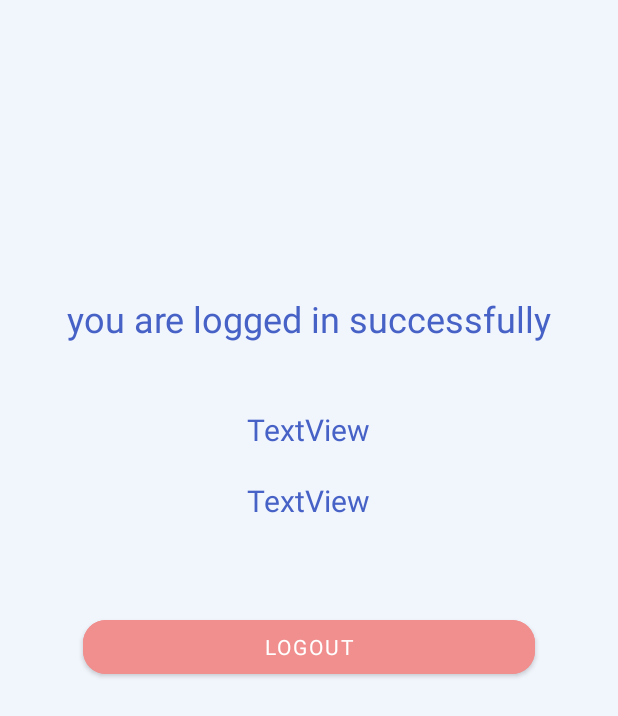
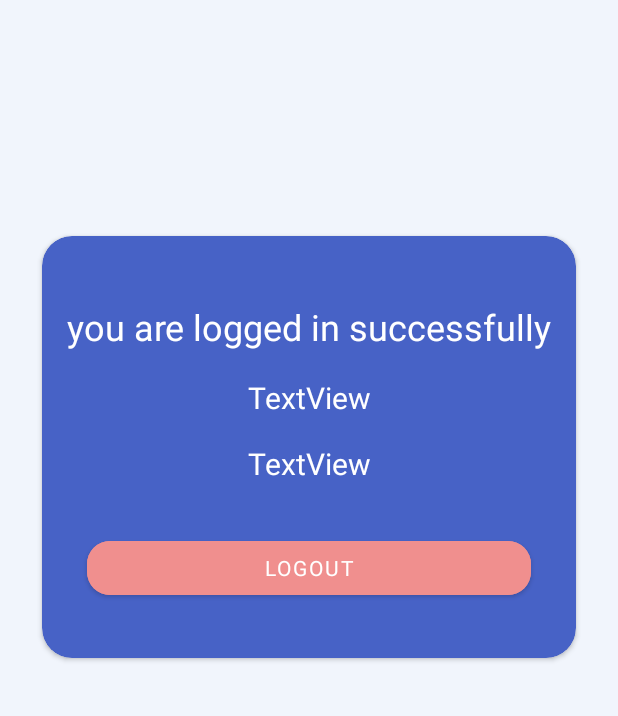
Before and after one commit to ArwaSAO/Drops, an Android app: the layout activity_sign_up_confrmation.xml on its own in the app's theme, with its tools: preview values and no code run, on a phone screen of 412 x 824 dp. Shown: the top 716 px of the screen. Run offline under Robolectric (Android 15) with nearby library versions, the phone set to English and light mode, and no system bars.

Commit message:
complete working

```diff
--- a/app/src/main/java/com/kotlin/drops/model/PatientsInfo.kt
+++ /dev/null
@@ -1,6 +0,0 @@
-package com.kotlin.drops.model
-
-
-import com.google.gson.annotations.SerializedName
-
-class PatientsInfo : ArrayList<PatientsInfoItem>()
--- a/app/src/main/java/com/kotlin/drops/reposetories/ApiServiceRepository.kt
+++ b/app/src/main/java/com/kotlin/drops/reposetories/ApiServiceRepository.kt
@@ -1,10 +1,7 @@
 package com.kotlin.drops.reposetories
 
 import android.content.Context
-import androidx.room.Delete
-import androidx.room.Update
 import com.kotlin.drops.api.IDropsApi
-import com.kotlin.drops.model.PatientsInfo
 import retrofit2.Retrofit
 import retrofit2.converter.gson.GsonConverterFactory
 import java.lang.Exception
--- a/app/src/main/java/com/kotlin/drops/view/fragments/BokkiingFragment.kt
+++ b/app/src/main/java/com/kotlin/drops/view/fragments/BokkiingFragment.kt
@@ -6,8 +6,13 @@ import android.view.LayoutInflater
 import android.view.View
 import android.view.ViewGroup
 import com.kotlin.drops.R
+import com.kotlin.drops.databinding.FragmentBokkiingBinding
 
 class BokkiingFragment : Fragment() {
+
+    private lateinit var binding: FragmentBokkiingBinding
+
+
 
     override fun onCreate(savedInstanceState: Bundle?) {
         super.onCreate(savedInstanceState)
--- a/app/src/main/java/com/kotlin/drops/view/main/SplashActivity.kt
+++ b/app/src/main/java/com/kotlin/drops/view/main/SplashActivity.kt
@@ -14,7 +14,7 @@ class SplashActivity : AppCompatActivity() {
         super.onCreate(savedInstanceState)
         setContentView(R.layout.activity_splash)
 
-//        supportActionBar?.hide()
+        supportActionBar?.hide()
 
 // set time for splash
         val intent= Intent(this, LoginActivity::class.java)
--- a/app/src/main/res/layout/activity_login.xml
+++ b/app/src/main/res/layout/activity_login.xml
@@ -55,7 +55,7 @@
             <EditText
                 android:id="@+id/editTextTextEmailAddress2"
                 android:layout_width="match_parent"
-                android:layout_height="55dp"
+                android:layout_height="60dp"
                 android:ems="10"
                 android:fontFamily="@font/poppins"
                 android:inputType="textEmailAddress"
@@ -83,7 +83,7 @@
             <EditText
                 android:id="@+id/editTextNumberPassword2"
                 android:layout_width="match_parent"
-                android:layout_height="55dp"
+                android:layout_height="60dp"
                 android:ems="10"
                 android:fontFamily="@font/poppins"
                 android:inputType="numberPassword"
--- a/app/src/main/res/layout/activity_sign_up_confrmation.xml
+++ b/app/src/main/res/layout/activity_sign_up_confrmation.xml
@@ -8,50 +8,50 @@
     android:backgroundTint="@color/light"
     tools:context=".view.identity.SignUpConfrmationActivity">
 
+    <androidx.cardview.widget.CardView
+        android:layout_width="0dp"
+        android:layout_height="300dp"
+        android:layout_marginLeft="20dp"
+        android:layout_marginTop="148dp"
+        android:layout_marginRight="20dp"
+        app:cardBackgroundColor="@color/blue22"
+        app:cardCornerRadius="20dp"
+        app:cardUseCompatPadding="true"
+        app:layout_constraintEnd_toEndOf="parent"
+        app:layout_constraintHorizontal_bias="0.0"
+        app:layout_constraintStart_toStartOf="parent"
+        app:layout_constraintTop_toTopOf="parent">
+
+        <androidx.constraintlayout.widget.ConstraintLayout
+            android:layout_width="match_parent"
+            android:layout_height="match_parent">
+
             <TextView
                 android:id="@+id/textView4"
                 android:layout_width="wrap_content"
                 android:layout_height="wrap_content"
-        android:layout_marginTop="196dp"
+                android:layout_marginTop="44dp"
                 android:fontFamily="@font/poppins"
                 android:text="you are logged in successfully"
-        android:textColor="@color/blue22"
+                android:textColor="@color/white"
                 android:textSize="24sp"
                 app:layout_constraintEnd_toEndOf="parent"
                 app:layout_constraintStart_toStartOf="parent"
                 app:layout_constraintTop_toTopOf="parent" />
 
             <TextView
-        android:id="@+id/user_Id_textview"
+                android:id="@+id/email_adress_textview"
                 android:layout_width="wrap_content"
                 android:layout_height="wrap_content"
-        android:layout_marginTop="44dp"
                 android:fontFamily="@font/poppins"
                 android:gravity="center"
                 android:text="TextView"
-        android:textColor="@color/blue22"
+                android:textColor="@color/white"
                 android:textSize="20sp"
+                app:layout_constraintBottom_toTopOf="@+id/user_Id_textview"
                 app:layout_constraintEnd_toEndOf="parent"
-        app:layout_constraintHorizontal_bias="0.498"
                 app:layout_constraintStart_toStartOf="parent"
                 app:layout_constraintTop_toBottomOf="@+id/textView4"
-        tools:layout_conversion_absoluteHeight="22dp"
-        tools:layout_conversion_absoluteWidth="379dp" />
-
-    <TextView
-        android:id="@+id/email_adress_textview"
-        android:layout_width="wrap_content"
-        android:layout_height="wrap_content"
-        android:layout_marginTop="20dp"
-        android:fontFamily="@font/poppins"
-        android:gravity="center"
-        android:text="TextView"
-        android:textColor="@color/blue22"
-        android:textSize="20sp"
-        app:layout_constraintEnd_toEndOf="parent"
-        app:layout_constraintHorizontal_bias="0.498"
-        app:layout_constraintStart_toStartOf="parent"
-        app:layout_constraintTop_toBottomOf="@+id/user_Id_textview"
                 tools:layout_conversion_absoluteHeight="22dp"
                 tools:layout_conversion_absoluteWidth="379dp" />
 
@@ -59,16 +59,35 @@
                 android:id="@+id/logout_button"
                 android:layout_width="0dp"
                 android:layout_height="wrap_content"
-        android:layout_marginStart="55dp"
-        android:layout_marginTop="60dp"
-        android:layout_marginEnd="55dp"
+                android:layout_marginLeft="30dp"
+                android:layout_marginRight="30dp"
+                android:layout_marginBottom="36dp"
                 android:backgroundTint="@color/pink"
                 android:fontFamily="@font/poppins"
                 android:text="@string/logout"
                 app:cornerRadius="15dp"
+                app:layout_constraintBottom_toBottomOf="parent"
                 app:layout_constraintEnd_toEndOf="parent"
-        app:layout_constraintHorizontal_bias="0.542"
+                app:layout_constraintStart_toStartOf="parent" />
+
+            <TextView
+                android:id="@+id/user_Id_textview"
+                android:layout_width="wrap_content"
+                android:layout_height="wrap_content"
+                android:layout_marginBottom="32dp"
+                android:fontFamily="@font/poppins"
+                android:gravity="center"
+                android:text="TextView"
+                android:textColor="@color/white"
+                android:textSize="20sp"
+                app:layout_constraintBottom_toTopOf="@+id/logout_button"
+                app:layout_constraintEnd_toEndOf="parent"
+                app:layout_constraintHorizontal_bias="0.501"
                 app:layout_constraintStart_toStartOf="parent"
-        app:layout_constraintTop_toBottomOf="@+id/email_adress_textview" />
+                tools:layout_conversion_absoluteHeight="22dp"
+                tools:layout_conversion_absoluteWidth="379dp" />
+        </androidx.constraintlayout.widget.ConstraintLayout>
+
+    </androidx.cardview.widget.CardView>
 
 </androidx.constraintlayout.widget.ConstraintLayout>
```
Also changed, not shown: app/src/main/java/com/kotlin/drops/api/IDropsApi.kt (+10 -2 lines), app/src/main/java/com/kotlin/drops/database/DropsDao.kt (+12 -11 lines), app/src/main/java/com/kotlin/drops/database/DropsDataBase.kt (+7 -5 lines), app/src/main/java/com/kotlin/drops/model/DonerInfo.kt (added, +17 -0 lines), app/src/main/java/com/kotlin/drops/model/PatientInfo.kt (renamed from app/src/main/java/com/kotlin/drops/model/PatientsInfoItem.kt, +2 -10 lines), app/src/main/java/com/kotlin/drops/view/fragments/HomeFragment.kt (+6 -1 lines), app/src/main/java/com/kotlin/drops/view/fragments/ThankYouDialogFragment.kt (+22 -6 lines), app/src/main/res/layout/activity_rejister.xml (+9 -6 lines), app/src/main/res/layout/fragment_thank_you_dialog.xml (+5 -3 lines), 1 other file. Lines whose indentation alone changed are shown as unchanged.
